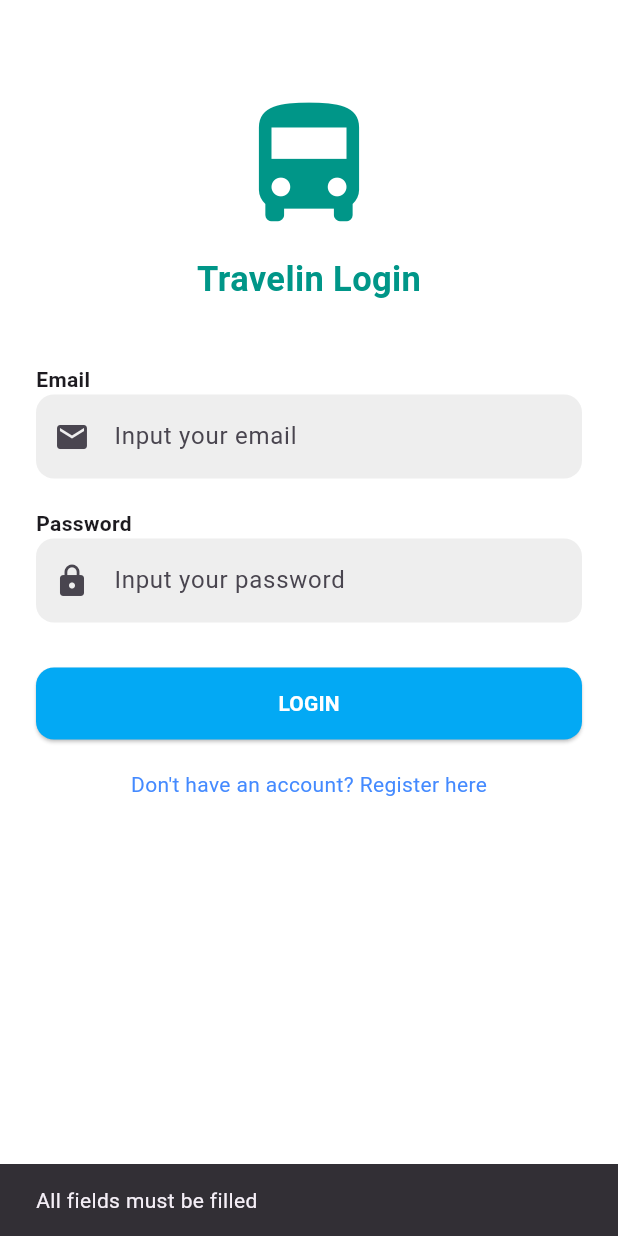
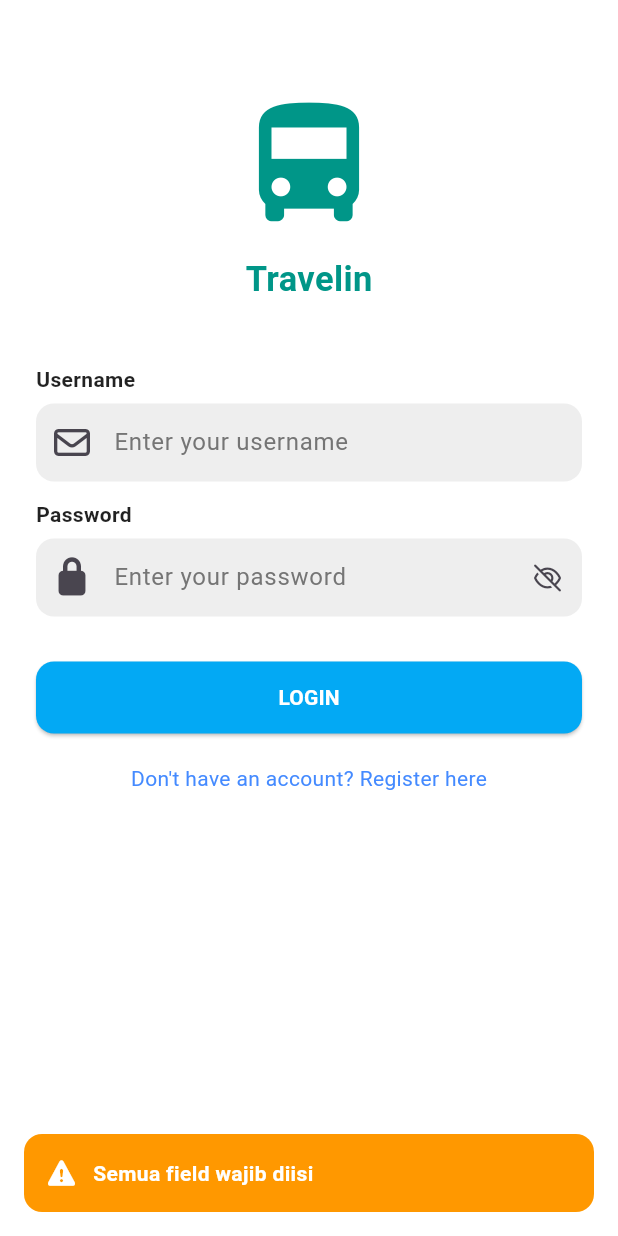
Before and after one commit to agunglaksonoputra/PJ4-travelin-mobile, a Flutter app: the screen it shows after launch, after a tap on "LOGIN", on a phone screen of 412 x 824 dp. Run offline on Flutter 3.47's test engine with Material 3 defaults, Android fonts, the phone set to English and light mode, and no system bars; drawn by our look-alikes of another_flushbar; our stand-ins replace flutter_dotenv, font_awesome_flutter, logger, shared_preferences.

Commit message:
feat(auth): enhance login flow with custom input and feedback

```diff
--- a/lib/pages/login_page.dart
+++ b/lib/pages/login_page.dart
@@ -1,7 +1,9 @@
 import 'package:flutter/material.dart';
+import 'package:font_awesome_flutter/font_awesome_flutter.dart';
 import 'package:shared_preferences/shared_preferences.dart';
-import '../models/user_models.dart';
+import 'package:travelin/widgets/input_field.dart';
 import '../services/auth_service.dart';
+import '../widgets/custom_flushbar.dart';
 
 class LoginPage extends StatefulWidget {
   const LoginPage({super.key});
@@ -11,19 +13,22 @@ class LoginPage extends StatefulWidget {
 }
 
 class _LoginPageState extends State<LoginPage> {
-  final TextEditingController emailController = TextEditingController();
+  final TextEditingController usernameController = TextEditingController();
   final TextEditingController passwordController = TextEditingController();
 
   final AuthService authService = AuthService(); // <-- instance AuthService
   bool isLoading = false;
+  bool isPasswordHidden = true;
 
   Future<void> handleLogin() async {
-    final email = emailController.text.trim();
+    final username = usernameController.text.trim();
     final password = passwordController.text.trim();
 
-    if (email.isEmpty || password.isEmpty) {
-      ScaffoldMessenger.of(context).showSnackBar(
-        const SnackBar(content: Text("All fields must be filled")),
+    if (username.isEmpty || password.isEmpty) {
+      CustomFlushbar.show(
+        context,
+        message: "Semua field wajib diisi",
+        type: FlushbarType.warning,
       );
       return;
     }
@@ -31,7 +36,7 @@ class _LoginPageState extends State<LoginPage> {
     setState(() => isLoading = true);
 
     try {
-      final user = await authService.login(email, password);
+      final user = await authService.login(username, password);
 
       setState(() => isLoading = false);
 
@@ -41,20 +46,29 @@ class _LoginPageState extends State<LoginPage> {
         await prefs.setString("username", user.username);
         await prefs.setString("role", user.role);
 
-        ScaffoldMessenger.of(context).showSnackBar(
-          const SnackBar(content: Text("Login successful")),
+        CustomFlushbar.show(
+          context,
+          message: "Login berhasil",
+          type: FlushbarType.success,
         );
 
+        Future.delayed(const Duration(seconds: 2), () {
           Navigator.pushReplacementNamed(context, '/home');
+        });
+
       } else {
-        ScaffoldMessenger.of(context).showSnackBar(
-          const SnackBar(content: Text("Login failed")),
+        CustomFlushbar.show(
+          context,
+          message: "Username atau password salah",
+          type: FlushbarType.error,
         );
       }
     } catch (e) {
       setState(() => isLoading = false);
-      ScaffoldMessenger.of(context).showSnackBar(
-        SnackBar(content: Text("Error: $e")),
+      CustomFlushbar.show(
+        context,
+        message: "Terjadi kesalahan: ${e.toString()}",
+        type: FlushbarType.error,
       );
     }
   }
@@ -63,7 +77,8 @@ class _LoginPageState extends State<LoginPage> {
   Widget build(BuildContext context) {
     return Scaffold(
       backgroundColor: Colors.white,
-      body: SingleChildScrollView(
+      body: SafeArea(
+        child: SingleChildScrollView(
           padding: const EdgeInsets.symmetric(horizontal: 24, vertical: 60),
           child: Column(
             mainAxisAlignment: MainAxisAlignment.center,
@@ -71,21 +86,40 @@ class _LoginPageState extends State<LoginPage> {
               const Icon(Icons.directions_bus, size: 100, color: Colors.teal),
               const SizedBox(height: 10),
               const Text(
-              'Travelin Login',
+                'Travelin',
                 style: TextStyle(
                   fontSize: 23,
                   fontWeight: FontWeight.bold,
                   color: Colors.teal,
                 ),
               ),
+
               const SizedBox(height: 40),
-            buildTextLabel("Email"),
-            buildTextField(emailController, Icons.email, "Input your email"),
-            const SizedBox(height: 20),
-            buildTextLabel("Password"),
-            buildTextField(passwordController, Icons.lock, "Input your password",
-                obscure: true),
+
+              InputField(
+                  label: "Username",
+                  icon: FontAwesomeIcons.envelope,
+                  hint: "Enter your username",
+                  controller: usernameController
+              ),
+
+              const SizedBox(height: 12),
+
+              InputField(
+                label: "Password",
+                icon: FontAwesomeIcons.lock,
+                hint: "Enter your password",
+                controller: passwordController,
+                obscure: isPasswordHidden,
+                onToggleVisibility: () {
+                  setState(() {
+                    isPasswordHidden = !isPasswordHidden;
+                  });
+                },
+              ),
+
               const SizedBox(height: 30),
+
               SizedBox(
                 width: double.infinity,
                 height: 48,
@@ -122,38 +156,8 @@ class _LoginPageState extends State<LoginPage> {
             ],
           ),
         ),
-    );
-  }
-
-  Widget buildTextLabel(String text) {
-    return Align(
-      alignment: Alignment.centerLeft,
-      child: Text(
-        text,
-        style: const TextStyle(fontWeight: FontWeight.bold),
       ),
     );
   }
 
-  Widget buildTextField(
-    TextEditingController controller,
-    IconData icon,
-    String hint, {
-    bool obscure = false,
-  }) {
-    return TextField(
-      controller: controller,
-      obscureText: obscure,
-      decoration: InputDecoration(
-        filled: true,
-        fillColor: Colors.grey.shade200,
-        prefixIcon: Icon(icon),
-        hintText: hint,
-        border: OutlineInputBorder(
-          borderRadius: BorderRadius.circular(12),
-          borderSide: BorderSide.none,
-        ),
-      ),
-    );
 }
-}
--- a/lib/services/auth_service.dart
+++ b/lib/services/auth_service.dart
@@ -9,19 +9,16 @@ class AuthService {
   static final String baseUrl = ApiConfig.baseUrl(ApiVersion.v1);
 
   // LOGIN
-  Future<UserModel?> login(String email, String password) async {
+  Future<UserModel?> login(String username, String password) async {
     try {
       final response = await http.post(
         Uri.parse('$baseUrl/auth/login'),
         headers: {'Content-Type': 'application/json'},
         body: jsonEncode({
-          'username': email,
+          'username': username,
           'password': password,
         }),
       );
-
-      // AppLogger.d('Login response status: ${response.statusCode}');
-      // AppLogger.d('Login response body: ${response.body}');
 
       if (response.statusCode == 200) {
         final resp = jsonDecode(response.body);
@@ -34,7 +31,7 @@ class AuthService {
           SharedPreferences prefs = await SharedPreferences.getInstance();
           await prefs.setString("token", token);
 
-          AppLogger.i('Login success for $email');
+          AppLogger.i('Login success for $username');
 
           return UserModel.fromJson(userData);
         } else {
--- /dev/null
+++ b/lib/widgets/custom_flushbar.dart
@@ -0,0 +1,83 @@
+import 'package:flutter/material.dart';
+import 'package:another_flushbar/flushbar.dart';
+import 'package:font_awesome_flutter/font_awesome_flutter.dart';
+
+enum FlushbarType { success, error, warning, info }
+
+class CustomFlushbar {
+  static void show(
+      BuildContext context, {
+        required String message,
+        FlushbarType type = FlushbarType.info,
+        Duration duration = const Duration(seconds: 3),
+      }) {
+    final data = _getFlushbarData(type);
+
+    Flushbar(
+      messageText: Row(
+        children: [
+          Icon(
+            data.icon,
+            color: Colors.white,
+            size: 18,
+          ),
+          const SizedBox(width: 12),
+          Expanded(
+            child: Text(
+              message,
+              style: const TextStyle(
+                color: Colors.white,
+                fontWeight: FontWeight.w600,
+              ),
+            ),
+          ),
+        ],
+      ),
+      backgroundColor: data.backgroundColor,
+      margin: const EdgeInsets.all(16),
+      borderRadius: BorderRadius.circular(12),
+      duration: duration,
+      flushbarPosition: FlushbarPosition.BOTTOM,
+      flushbarStyle: FlushbarStyle.FLOATING,
+      animationDuration: const Duration(milliseconds: 400),
+      isDismissible: true,
+      shouldIconPulse: false,
+    ).show(context);
+  }
+
+  static _FlushbarData _getFlushbarData(FlushbarType type) {
+    switch (type) {
+      case FlushbarType.success:
+        return _FlushbarData(
+          backgroundColor: Colors.green,
+          icon: FontAwesomeIcons.circleCheck,
+        );
+      case FlushbarType.error:
+        return _FlushbarData(
+          backgroundColor: Colors.red,
+          icon: FontAwesomeIcons.circleXmark,
+        );
+      case FlushbarType.warning:
+        return _FlushbarData(
+          backgroundColor: Colors.orange,
+          icon: FontAwesomeIcons.triangleExclamation,
+        );
+      case FlushbarType.info:
+      default:
+        return _FlushbarData(
+          backgroundColor: Colors.blue,
+          icon: FontAwesomeIcons.circleInfo,
+        );
+    }
+  }
+}
+
+class _FlushbarData {
+  final Color backgroundColor;
+  final IconData icon;
+
+  _FlushbarData({
+    required this.backgroundColor,
+    required this.icon,
+  });
+}
--- /dev/null
+++ b/lib/widgets/input_field.dart
@@ -0,0 +1,70 @@
+import 'package:flutter/material.dart';
+import 'package:font_awesome_flutter/font_awesome_flutter.dart';
+
+class InputField extends StatelessWidget {
+  final String label;
+  final IconData icon;
+  final String hint;
+  final TextEditingController controller;
+  final bool obscure;
+  final VoidCallback? onToggleVisibility;
+
+  const InputField({
+    super.key,
+    required this.label,
+    required this.icon,
+    required this.hint,
+    required this.controller,
+    this.obscure = false,
+    this.onToggleVisibility,
+  });
+
+  @override
+  Widget build(BuildContext context) {
+    return Column(
+      crossAxisAlignment: CrossAxisAlignment.start,
+      children: [
+        Text(
+          label,
+          style: TextStyle(
+            fontWeight: FontWeight.bold,
+            color: Colors.black87,
+          ),
+        ),
+
+        const SizedBox(height: 6),
+
+        TextField(
+          controller: controller,
+          obscureText: obscure,
+          decoration: InputDecoration(
+            filled: true,
+            fillColor: Colors.grey.shade200,
+            prefixIcon: Icon(icon),
+            hintText: hint,
+            hintStyle: TextStyle(color: Colors.grey.shade600),
+            suffixIcon: onToggleVisibility != null
+                ? IconButton(
+              icon: Icon(
+                obscure
+                    ? FontAwesomeIcons.eyeSlash
+                    : FontAwesomeIcons.eye,
+                size: 16,
+              ),
+              onPressed: onToggleVisibility,
+            )
+                : null,
+            border: OutlineInputBorder(
+              borderRadius: BorderRadius.circular(12),
+              borderSide: BorderSide.none,
+            ),
+            contentPadding: const EdgeInsets.symmetric(
+              vertical: 14,
+              horizontal: 16,
+            ),
+          ),
+        ),
+      ],
+    );
+  }
+}
--- a/pubspec.yaml
+++ b/pubspec.yaml
@@ -17,6 +17,7 @@ dependencies:
   flutter_dotenv: ^6.0.0
   logger: ^2.6.2
   font_awesome_flutter: ^10.9.1
+  another_flushbar: ^1.12.32
 
 dev_dependencies:
   flutter_test:
```
Also changed, not shown: pubspec.lock. Lines whose indentation alone changed are shown as unchanged.
